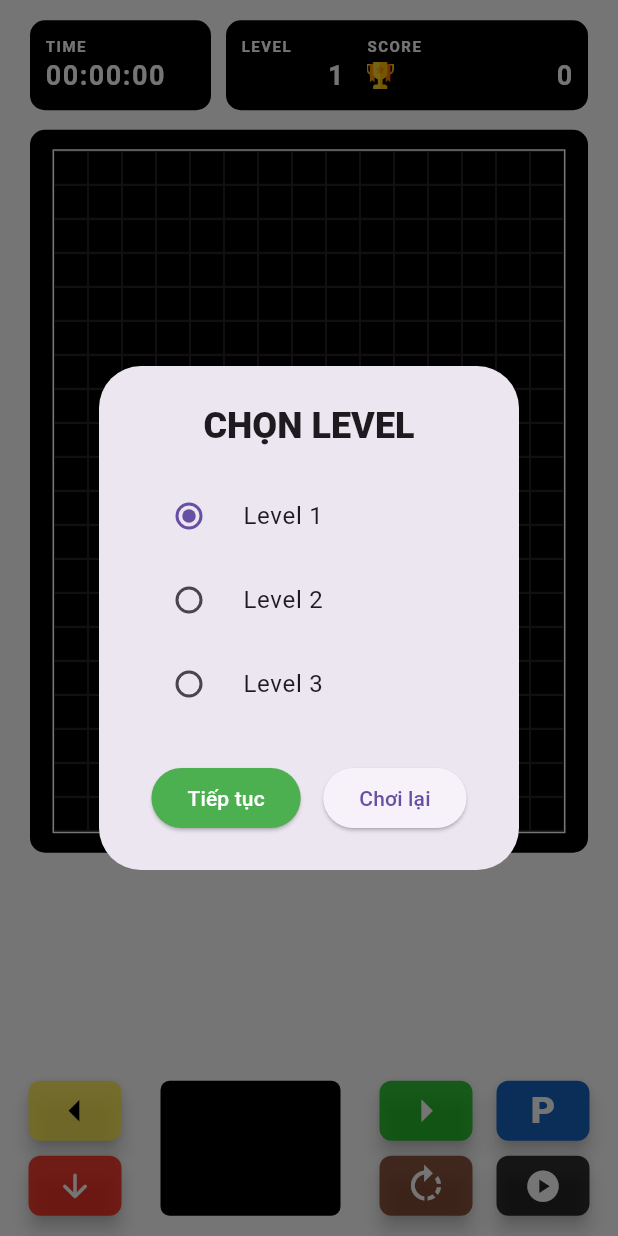
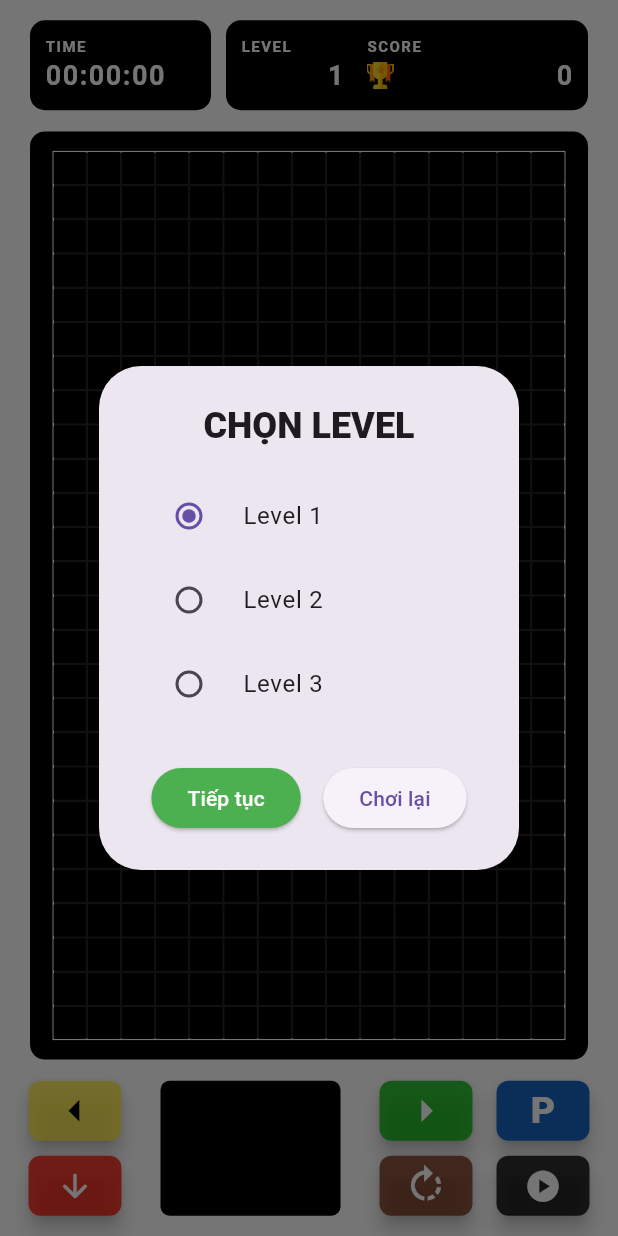
Before and after one commit to iamcaominhtien/tetris-flutter, a Flutter app: the screen it shows after launch, after a tap on "LEVEL", on a phone screen of 412 x 824 dp. Run offline on Flutter 3.47's test engine with Material 3 defaults, Android fonts, the phone set to English and light mode, and no system bars; drawn by our look-alikes of auto_size_text; our stand-ins replace stop_watch_timer; missing offline and left inert: soundpool.

Commit message:
fix design of grid table

```diff
--- a/lib/components/my_tetris_provider.dart
+++ b/lib/components/my_tetris_provider.dart
@@ -52,10 +52,12 @@ class MyTetrisProvider extends ChangeNotifier {
     nextBlock.clear();
   }
 
-  void resetGridTableToOriginal() {
+  void resetGridTableToOriginal([bool notify = true]) {
     listOfSquare.clear();
     listOfSquare = List<MyPixel>.from(Constant.originalGridTable);
-    notifyListeners();
+    if (notify) {
+      notifyListeners();
+    }
   }
 
   void resetGridTable() {
--- a/lib/constants/constants.dart
+++ b/lib/constants/constants.dart
@@ -3,7 +3,7 @@ import 'package:flutter/material.dart';
 import '../components/my_pixel.dart';
 
 class Constant {
-  static int numberOfGridRowOfGridTable = 20; //15 20
+  static int numberOfGridRowOfGridTable = 25; //15 20
   static int numberOfGridColOfGridTable = 15; //10
   static int numberOfGridColOfShowNextBlock = 4;
   static int numberOfGridRowOfShowNextBlock = 3;
@@ -90,7 +90,7 @@ class Constant {
     Colors.deepPurple,
   ];
 
-  static final List<MyPixel> originalGridTable = List<MyPixel>.generate(
+  static List<MyPixel> get originalGridTable => List<MyPixel>.generate(
     Constant.numberOfGridRowOfGridTable * Constant.numberOfGridColOfGridTable,
     (index) {
       return MyPixel(index: index);
--- a/lib/pages/tetris_home_mobile.dart
+++ b/lib/pages/tetris_home_mobile.dart
@@ -6,20 +6,20 @@ import '../widgets/tetris_board/tetris_board.dart';
 
 class TetrisHomeForMobile extends StatelessWidget {
   const TetrisHomeForMobile({
-    Key? key,
-  }) : super(key: key);
+    super.key,
+  });
 
   @override
   Widget build(BuildContext context) {
     return Scaffold(
       backgroundColor: Colors.white,
-      body: SafeArea(
+      body: const SafeArea(
         child: Padding(
-          padding: const EdgeInsets.symmetric(horizontal: 20.0),
+          padding: EdgeInsets.symmetric(horizontal: 20.0),
           child: Column(
-            children: const [
+            children: [
               TetrisBoard(),
-              GridTable(),
+              Expanded(child: GridTable()),
             ],
           ),
         ),
--- a/lib/pages/tetris_page.dart
+++ b/lib/pages/tetris_page.dart
@@ -7,7 +7,7 @@ import 'package:tetris/pages/tetris_home_window.dart';
 import '../components/my_tetris_provider.dart';
 
 class TetrisPage extends StatefulWidget {
-  const TetrisPage({Key? key}) : super(key: key);
+  const TetrisPage({super.key});
 
   @override
   State<TetrisPage> createState() => _TetrisPageState();
--- a/lib/widgets/grid_table.dart
+++ b/lib/widgets/grid_table.dart
@@ -19,46 +19,47 @@ class _GridTableState extends State<GridTable> {
 
   @override
   Widget build(BuildContext context) {
-    return LayoutBuilder(
+    return Padding(
+      padding: const EdgeInsets.symmetric(vertical: 13),
+      child: LayoutBuilder(
         builder: (context, constraints) {
-        heightOfGrid = (((constraints.maxWidth - 30) /
-                        Constant.numberOfGridColOfGridTable) *
-                    Constant.numberOfGridRowOfGridTable +
-                26 * 2)
-            .ceilToDouble();
+          var sizeOfCell = ((constraints.maxWidth - 30.0) /
+              Constant.numberOfGridColOfGridTable);
+          Constant.numberOfGridRowOfGridTable =
+              ((constraints.maxHeight - 26) / sizeOfCell).floor();
+          heightOfGrid = Constant.numberOfGridRowOfGridTable * sizeOfCell;
+          Provider.of<MyTetrisProvider>(context, listen: false)
+              .resetGridTableToOriginal(false);
           return Center(
-          child: SizedBox(
-            width: double.infinity,
-            height: heightOfGrid,
-            child: Padding(
-              padding: const EdgeInsets.symmetric(vertical: 13.0),
             child: Container(
-                padding: const EdgeInsets.symmetric(
-                    horizontal: 15.0, vertical: 13.0),
+              height: heightOfGrid + 26,
+              padding:
+                  const EdgeInsets.symmetric(horizontal: 15.0, vertical: 13.0),
               decoration: BoxDecoration(
                 color: Constant.primaryColor,
                 // color: Colors.grey,
                 borderRadius: BorderRadius.circular(10.0),
               ),
-                child: Container(
+              child: DecoratedBox(
                 decoration: BoxDecoration(
                   // color: const Color.fromARGB(137, 29, 27, 27),
                   color: const Color.fromARGB(135, 68, 62, 62),
                   border: Border.all(color: Colors.white, width: 1.0),
                 ),
                 child: Consumer<MyTetrisProvider>(
-                    builder: (context, provider, child) => GridView.count(
+                  builder: (context, provider, child) {
+                    return GridView.count(
                       physics: const NeverScrollableScrollPhysics(),
                       crossAxisCount: Constant.numberOfGridColOfGridTable,
                       children: provider.listOfSquare,
-                    ),
-                  ),
-                ),
+                    );
+                  },
                 ),
               ),
             ),
           );
         },
+      ),
     );
   }
 }
```
Lines whose indentation alone changed are shown as unchanged.
